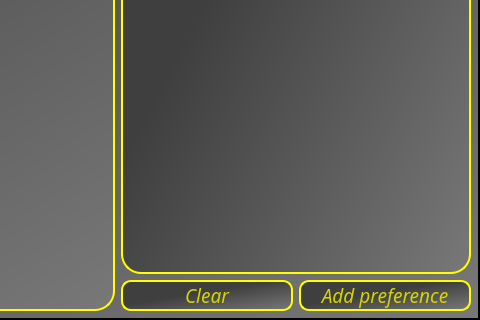
The window that Films for you/mainwindow.ui (Raikils/project_term_2) describes before a commit, drawn with Qt 5; both pictures show x 1020 to 1500 and y 480 to 800 of the 1500 by 800 pixel window.
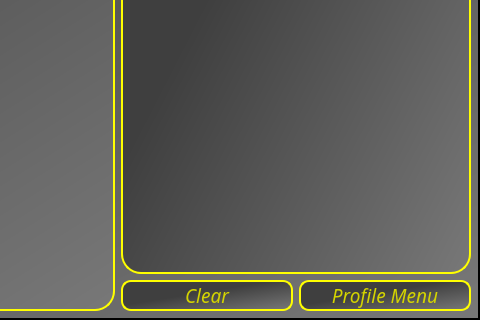
The same window after the commit.

```diff
--- a/Films for you/mainwindow.ui
+++ b/Films for you/mainwindow.ui
@@ -155,7 +155,7 @@
 border-radius:10px;</string>
           </property>
           <property name="text">
-           <string>Add preference</string>
+           <string>Profile Menu</string>
           </property>
          </widget>
         </item>
```
Left out of the diff: 2 changed lines with no effect on the pictures.
